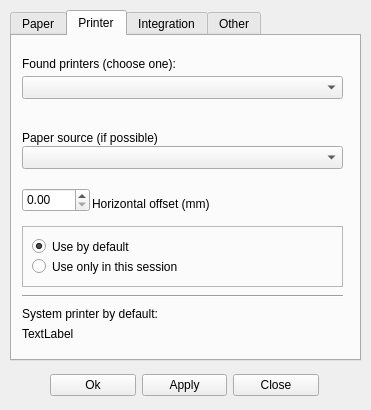
viktand/vap4, file pagesetup.ui: the form before one commit.
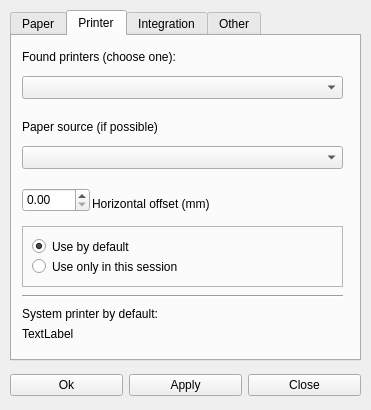
The form after the commit. The open tabs and pages were chosen to show the change. Icons and pictures are not drawn.

The edit to the form file:
```diff
--- a/pagesetup.ui
+++ b/pagesetup.ui
@@ -200,9 +200,9 @@
       <property name="geometry">
        <rect>
         <x>10</x>
-        <y>20</y>
+        <y>10</y>
         <width>321</width>
-        <height>16</height>
+        <height>21</height>
        </rect>
       </property>
       <property name="text">
@@ -359,9 +359,9 @@
       <property name="geometry">
        <rect>
         <x>10</x>
-        <y>94</y>
+        <y>80</y>
         <width>321</width>
-        <height>16</height>
+        <height>21</height>
        </rect>
       </property>
       <property name="text">
@@ -869,9 +869,9 @@
    <widget class="QWidget" name="horizontalLayoutWidget_2">
     <property name="geometry">
      <rect>
-      <x>50</x>
+      <x>10</x>
       <y>370</y>
-      <width>269</width>
+      <width>351</width>
       <height>31</height>
      </rect>
     </property>
```
Left out of the diff: 11 changed lines with no effect on the pictures.
